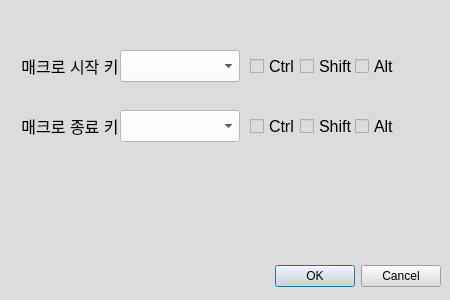
Old version of the form pyQt_test/ui/SettingsDialog.ui in the repository lshlabs/myGit.
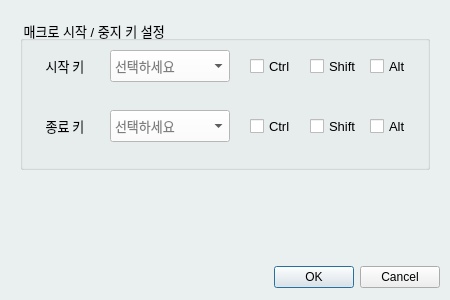
New version of the form.

Diff of the .ui file:
```diff
--- a/pyQt_test/ui/SettingsDialog.ui
+++ b/pyQt_test/ui/SettingsDialog.ui
@@ -21,7 +21,7 @@
   </property>
   <property name="font">
    <font>
-    <family>Arial</family>
+    <family>나눔고딕</family>
    </font>
   </property>
   <property name="windowTitle">
@@ -31,23 +31,43 @@
    <bool>false</bool>
   </property>
   <property name="styleSheet">
-   <string notr="true">background:#DCDCDC;</string>
+   <string notr="true">QDialog{
+	background-color: #EAEFEF;
+}</string>
+  </property>
+  <property name="sizeGripEnabled">
+   <bool>false</bool>
   </property>
   <widget class="QDialogButtonBox" name="buttonBox">
    <property name="geometry">
     <rect>
      <x>10</x>
      <y>260</y>
-     <width>431</width>
-     <height>32</height>
+     <width>430</width>
+     <height>35</height>
     </rect>
    </property>
+   <property name="minimumSize">
+    <size>
+     <width>430</width>
+     <height>35</height>
+    </size>
+   </property>
    <property name="font">
     <font>
-     <family>Arial</family>
+     <family>나눔고딕</family>
      <pointsize>12</pointsize>
     </font>
    </property>
+   <property name="layoutDirection">
+    <enum>Qt::LayoutDirection::LeftToRight</enum>
+   </property>
+   <property name="autoFillBackground">
+    <bool>false</bool>
+   </property>
+   <property name="styleSheet">
+    <string notr="true"/>
+   </property>
    <property name="orientation">
     <enum>Qt::Orientation::Horizontal</enum>
    </property>
@@ -55,85 +75,28 @@
     <set>QDialogButtonBox::StandardButton::Cancel|QDialogButtonBox::StandardButton::Ok</set>
    </property>
   </widget>
-  <widget class="QLabel" name="label_start">
+  <widget class="QGroupBox" name="groupBox">
    <property name="geometry">
     <rect>
      <x>20</x>
-     <y>50</y>
-     <width>100</width>
-     <height>32</height>
+     <y>20</y>
+     <width>410</width>
+     <height>150</height>
     </rect>
    </property>
    <property name="font">
     <font>
-     <family>Arial</family>
-     <pointsize>12</pointsize>
+     <pointsize>10</pointsize>
     </font>
    </property>
-   <property name="text">
-    <string>매크로 시작 키</string>
+   <property name="title">
+    <string> 매크로 시작 / 중지 키 설정 </string>
    </property>
-   <property name="alignment">
-    <set>Qt::AlignmentFlag::AlignCenter</set>
-   </property>
-  </widget>
-  <widget class="QComboBox" name="combo_run">
-   <property name="geometry">
-    <rect>
-     <x>120</x>
-     <y>50</y>
-     <width>120</width>
-     <height>32</height>
-    </rect>
-   </property>
-   <property name="font">
-    <font>
-     <family>Arial</family>
-     <pointsize>12</pointsize>
-     <italic>false</italic>
-     <kerning>false</kerning>
-    </font>
-   </property>
-   <property name="styleSheet">
-    <string notr="true">background:white;</string>
-   </property>
-   <property name="currentText">
-    <string/>
-   </property>
-   <property name="placeholderText">
-    <string>선택하세요</string>
-   </property>
-  </widget>
-  <widget class="QCheckBox" name="check_ctrl1">
-   <property name="geometry">
-    <rect>
-     <x>250</x>
-     <y>50</y>
-     <width>50</width>
-     <height>32</height>
-    </rect>
-   </property>
-   <property name="font">
-    <font>
-     <family>Arial</family>
-     <pointsize>12</pointsize>
-    </font>
-   </property>
-   <property name="text">
-    <string>Ctrl</string>
-   </property>
-   <property name="checked">
-    <bool>false</bool>
-   </property>
-   <property name="tristate">
-    <bool>false</bool>
-   </property>
-  </widget>
   <widget class="QCheckBox" name="check_shift1">
    <property name="geometry">
     <rect>
-     <x>300</x>
-     <y>50</y>
+      <x>290</x>
+      <y>30</y>
      <width>55</width>
      <height>32</height>
     </rect>
@@ -141,9 +104,14 @@
    <property name="font">
     <font>
      <family>Arial</family>
-     <pointsize>12</pointsize>
-    </font>
-   </property>
+      <pointsize>10</pointsize>
+     </font>
+    </property>
+    <property name="styleSheet">
+     <string notr="true">QCheckBox{
+	color: rgb(0 ,0, 0);
+}</string>
+    </property>
    <property name="text">
     <string>Shift</string>
    </property>
@@ -154,72 +122,28 @@
     <bool>false</bool>
    </property>
   </widget>
-  <widget class="QCheckBox" name="check_alt1">
-   <property name="geometry">
-    <rect>
-     <x>355</x>
-     <y>50</y>
-     <width>50</width>
-     <height>32</height>
-    </rect>
-   </property>
-   <property name="font">
-    <font>
-     <family>Arial</family>
-     <pointsize>12</pointsize>
-    </font>
-   </property>
-   <property name="text">
-    <string>Alt</string>
-   </property>
-   <property name="checked">
-    <bool>false</bool>
-   </property>
-   <property name="tristate">
-    <bool>false</bool>
-   </property>
-  </widget>
-  <widget class="QLabel" name="label_stop">
-   <property name="geometry">
-    <rect>
-     <x>20</x>
-     <y>110</y>
-     <width>100</width>
-     <height>32</height>
-    </rect>
-   </property>
-   <property name="font">
-    <font>
-     <family>Arial</family>
-     <pointsize>12</pointsize>
-    </font>
-   </property>
-   <property name="text">
-    <string>매크로 종료 키</string>
-   </property>
-   <property name="alignment">
-    <set>Qt::AlignmentFlag::AlignCenter</set>
-   </property>
-  </widget>
   <widget class="QComboBox" name="combo_stop">
    <property name="geometry">
     <rect>
-     <x>120</x>
-     <y>110</y>
+      <x>90</x>
+      <y>90</y>
      <width>120</width>
      <height>32</height>
     </rect>
    </property>
    <property name="font">
     <font>
-     <family>Arial</family>
-     <pointsize>12</pointsize>
+      <family>나눔고딕</family>
+      <pointsize>10</pointsize>
      <italic>false</italic>
      <kerning>false</kerning>
     </font>
    </property>
    <property name="styleSheet">
-    <string notr="true">background:white;</string>
+     <string notr="true">QComboBox{
+	color: rgb(0 ,0, 0);
+	background-color:  rgb(255 ,255, 255);
+}</string>
    </property>
    <property name="currentText">
     <string/>
@@ -228,61 +152,11 @@
     <string>선택하세요</string>
    </property>
   </widget>
-  <widget class="QCheckBox" name="check_alt2">
-   <property name="geometry">
-    <rect>
-     <x>355</x>
-     <y>110</y>
-     <width>50</width>
-     <height>32</height>
-    </rect>
-   </property>
-   <property name="font">
-    <font>
-     <family>Arial</family>
-     <pointsize>12</pointsize>
-    </font>
-   </property>
-   <property name="text">
-    <string>Alt</string>
-   </property>
-   <property name="checked">
-    <bool>false</bool>
-   </property>
-   <property name="tristate">
-    <bool>false</bool>
-   </property>
-  </widget>
-  <widget class="QCheckBox" name="check_ctrl2">
-   <property name="geometry">
-    <rect>
-     <x>250</x>
-     <y>110</y>
-     <width>50</width>
-     <height>32</height>
-    </rect>
-   </property>
-   <property name="font">
-    <font>
-     <family>Arial</family>
-     <pointsize>12</pointsize>
-    </font>
-   </property>
-   <property name="text">
-    <string>Ctrl</string>
-   </property>
-   <property name="checked">
-    <bool>false</bool>
-   </property>
-   <property name="tristate">
-    <bool>false</bool>
-   </property>
-  </widget>
   <widget class="QCheckBox" name="check_shift2">
    <property name="geometry">
     <rect>
-     <x>300</x>
-     <y>110</y>
+      <x>290</x>
+      <y>90</y>
      <width>55</width>
      <height>32</height>
     </rect>
@@ -290,9 +164,14 @@
    <property name="font">
     <font>
      <family>Arial</family>
-     <pointsize>12</pointsize>
-    </font>
-   </property>
+      <pointsize>10</pointsize>
+     </font>
+    </property>
+    <property name="styleSheet">
+     <string notr="true">QCheckBox{
+	color: rgb(0 ,0, 0);
+}</string>
+    </property>
    <property name="text">
     <string>Shift</string>
    </property>
@@ -302,6 +181,217 @@
    <property name="tristate">
     <bool>false</bool>
    </property>
+   </widget>
+   <widget class="QLabel" name="label_start">
+    <property name="geometry">
+     <rect>
+      <x>10</x>
+      <y>30</y>
+      <width>70</width>
+      <height>32</height>
+     </rect>
+    </property>
+    <property name="font">
+     <font>
+      <family>나눔고딕</family>
+      <pointsize>10</pointsize>
+     </font>
+    </property>
+    <property name="styleSheet">
+     <string notr="true">QLabel{
+	color: rgb(0 ,0, 0);
+}</string>
+    </property>
+    <property name="text">
+     <string>시작 키</string>
+    </property>
+    <property name="alignment">
+     <set>Qt::AlignmentFlag::AlignCenter</set>
+    </property>
+   </widget>
+   <widget class="QCheckBox" name="check_ctrl2">
+    <property name="geometry">
+     <rect>
+      <x>230</x>
+      <y>90</y>
+      <width>50</width>
+      <height>32</height>
+     </rect>
+    </property>
+    <property name="font">
+     <font>
+      <family>Arial</family>
+      <pointsize>10</pointsize>
+     </font>
+    </property>
+    <property name="styleSheet">
+     <string notr="true">QCheckBox{
+	color: rgb(0 ,0, 0);
+}</string>
+    </property>
+    <property name="text">
+     <string>Ctrl</string>
+    </property>
+    <property name="checked">
+     <bool>false</bool>
+    </property>
+    <property name="tristate">
+     <bool>false</bool>
+    </property>
+   </widget>
+   <widget class="QCheckBox" name="check_alt2">
+    <property name="geometry">
+     <rect>
+      <x>350</x>
+      <y>90</y>
+      <width>50</width>
+      <height>32</height>
+     </rect>
+    </property>
+    <property name="font">
+     <font>
+      <family>Arial</family>
+      <pointsize>10</pointsize>
+     </font>
+    </property>
+    <property name="styleSheet">
+     <string notr="true">QCheckBox{
+	color: rgb(0 ,0, 0);
+}</string>
+    </property>
+    <property name="text">
+     <string>Alt</string>
+    </property>
+    <property name="checked">
+     <bool>false</bool>
+    </property>
+    <property name="tristate">
+     <bool>false</bool>
+    </property>
+   </widget>
+   <widget class="QLabel" name="label_stop">
+    <property name="geometry">
+     <rect>
+      <x>10</x>
+      <y>90</y>
+      <width>70</width>
+      <height>32</height>
+     </rect>
+    </property>
+    <property name="font">
+     <font>
+      <family>나눔고딕</family>
+      <pointsize>10</pointsize>
+     </font>
+    </property>
+    <property name="styleSheet">
+     <string notr="true">QLabel{
+	color: rgb(0 ,0, 0);
+}</string>
+    </property>
+    <property name="text">
+     <string>종료 키</string>
+    </property>
+    <property name="alignment">
+     <set>Qt::AlignmentFlag::AlignCenter</set>
+    </property>
+   </widget>
+   <widget class="QCheckBox" name="check_ctrl1">
+    <property name="geometry">
+     <rect>
+      <x>230</x>
+      <y>30</y>
+      <width>50</width>
+      <height>32</height>
+     </rect>
+    </property>
+    <property name="font">
+     <font>
+      <family>Arial</family>
+      <pointsize>10</pointsize>
+     </font>
+    </property>
+    <property name="styleSheet">
+     <string notr="true">QCheckBox{
+	color: rgb(0 ,0, 0);
+}</string>
+    </property>
+    <property name="text">
+     <string>Ctrl</string>
+    </property>
+    <property name="iconSize">
+     <size>
+      <width>16</width>
+      <height>16</height>
+     </size>
+    </property>
+    <property name="checked">
+     <bool>false</bool>
+    </property>
+    <property name="tristate">
+     <bool>false</bool>
+    </property>
+   </widget>
+   <widget class="QCheckBox" name="check_alt1">
+    <property name="geometry">
+     <rect>
+      <x>350</x>
+      <y>30</y>
+      <width>50</width>
+      <height>32</height>
+     </rect>
+    </property>
+    <property name="font">
+     <font>
+      <family>Arial</family>
+      <pointsize>10</pointsize>
+     </font>
+    </property>
+    <property name="styleSheet">
+     <string notr="true">QCheckBox{
+	color: rgb(0 ,0, 0);
+}</string>
+    </property>
+    <property name="text">
+     <string>Alt</string>
+    </property>
+    <property name="checked">
+     <bool>false</bool>
+    </property>
+    <property name="tristate">
+     <bool>false</bool>
+    </property>
+   </widget>
+   <widget class="QComboBox" name="combo_run">
+    <property name="geometry">
+     <rect>
+      <x>90</x>
+      <y>30</y>
+      <width>120</width>
+      <height>32</height>
+     </rect>
+    </property>
+    <property name="font">
+     <font>
+      <family>나눔고딕</family>
+      <pointsize>10</pointsize>
+      <italic>false</italic>
+      <kerning>false</kerning>
+     </font>
+    </property>
+    <property name="styleSheet">
+     <string notr="true">QComboBox{
+	color: rgb(0 ,0, 0);
+	background-color:  rgb(255 ,255, 255);
+}</string>
+    </property>
+    <property name="currentText">
+     <string/>
+    </property>
+    <property name="placeholderText">
+     <string>선택하세요</string>
+    </property>
+   </widget>
   </widget>
  </widget>
  <resources/>
```
Lines whose indentation alone changed are shown as unchanged.
